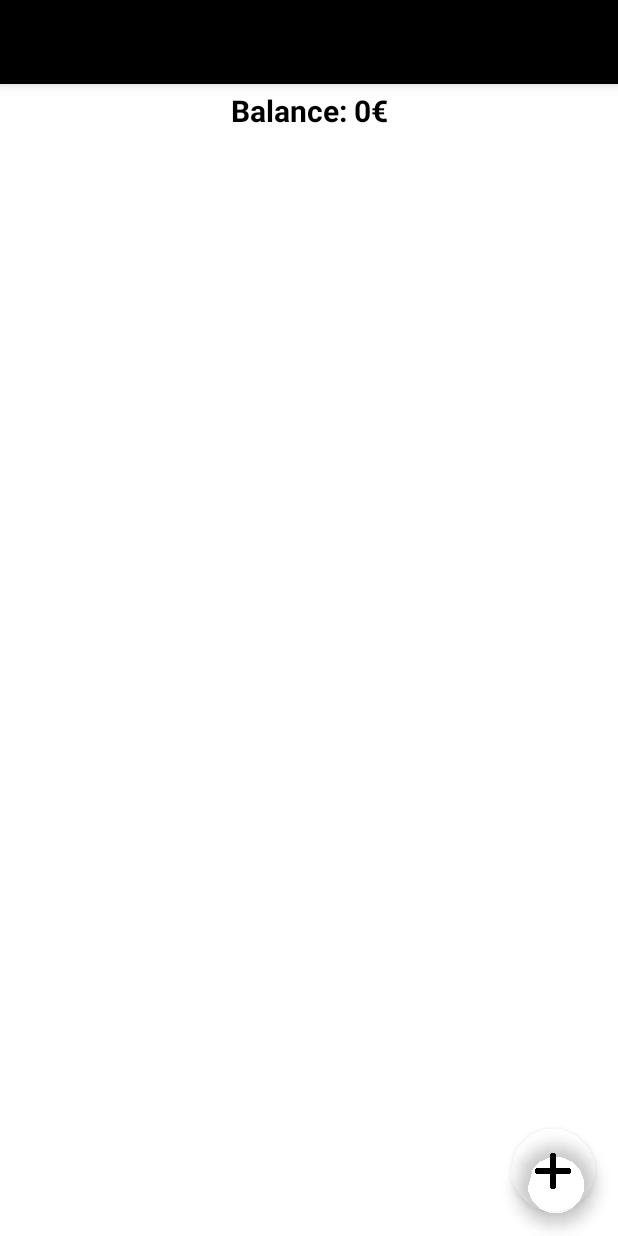
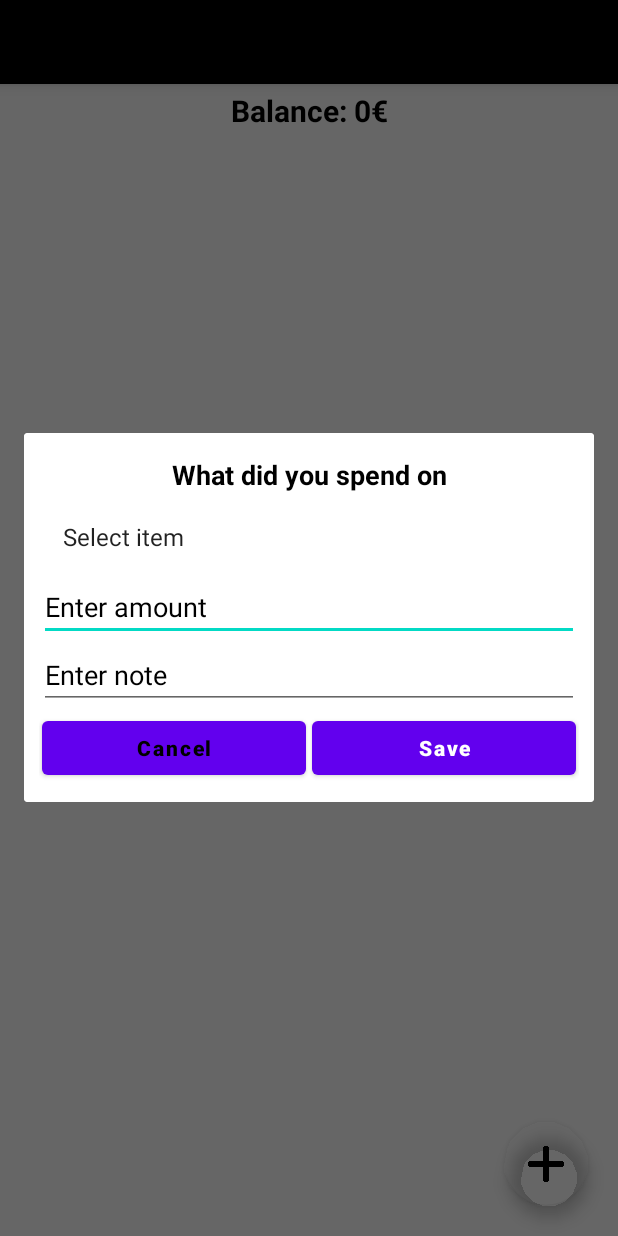
Before and after one commit to MarioArocaPaez/MoneyTracker, an Android app: the screen it shows after launch (MainActivity), after a tap on an icon or button, on a phone screen of 412 x 824 dp. Run offline under Robolectric (Android 15) with nearby library versions, the phone set to English and light mode, and no system bars; our stand-ins replace Firebase (no records; nobody signed in at launch, a user with empty details on screens opened directly); 1 statement that could not run was skipped.

Commit message:
Add: insert items to Firebase database

```diff
--- a/app/build.gradle
+++ b/app/build.gradle
@@ -42,4 +42,5 @@ dependencies {
     //Firebase dependencies
     implementation platform('com.google.firebase:firebase-bom:31.0.2')
     implementation 'com.google.firebase:firebase-analytics'
+    implementation 'com.google.firebase:firebase-auth'
 }
--- a/app/src/main/java/com/example/moneytrackerproject/MainActivity.java
+++ b/app/src/main/java/com/example/moneytrackerproject/MainActivity.java
@@ -1,14 +1,33 @@
 package com.example.moneytrackerproject;
 
+import androidx.annotation.NonNull;
 import androidx.appcompat.app.AppCompatActivity;
 import androidx.appcompat.widget.Toolbar;
 import androidx.recyclerview.widget.RecyclerView;
 
+import android.app.AlertDialog;
+import android.app.ProgressDialog;
 import android.os.Bundle;
+import android.view.LayoutInflater;
 import android.view.View;
+import android.widget.ArrayAdapter;
+import android.widget.Button;
+import android.widget.EditText;
+import android.widget.ProgressBar;
+import android.widget.Spinner;
 import android.widget.TextView;
+import android.widget.Toast;
 
+import com.google.android.gms.tasks.OnCompleteListener;
+import com.google.android.gms.tasks.Task;
 import com.google.android.material.floatingactionbutton.FloatingActionButton;
+import com.google.firebase.auth.FirebaseAuth;
+import com.google.firebase.database.DatabaseReference;
+import com.google.firebase.database.FirebaseDatabase;
+
+import java.text.DateFormat;
+import java.text.SimpleDateFormat;
+import java.util.Calendar;
 
 public class MainActivity extends AppCompatActivity {
 
@@ -16,6 +35,11 @@ public class MainActivity extends AppCompatActivity {
     private TextView quantityTextView;
     private RecyclerView recyclerView;
     private FloatingActionButton fab;
+
+    private FirebaseAuth mAuth;
+    private DatabaseReference ref;
+    private String onlineUserId = "";
+    //private ProgressBar loader;
 
     @Override
     protected void onCreate(Bundle savedInstanceState) {
@@ -30,12 +54,88 @@ public class MainActivity extends AppCompatActivity {
         recyclerView = findViewById(R.id.recyclerView);
         fab = findViewById(R.id.floatAcBut);
 
+        mAuth = FirebaseAuth.getInstance();
+        onlineUserId = mAuth.getCurrentUser().getUid();
+        ref = FirebaseDatabase.getInstance().getReference().child("expenses").child(onlineUserId);
+        //loader = new ProgressBar(this); //TODO: implement progress bar (https://stackoverflow.com/questions/45373007/progressdialog-is-deprecated-what-is-the-alternate-one-to-use)
+
         fab.setOnClickListener(new View.OnClickListener() {
             @Override
             public void onClick(View view) {
-
+                addItemSpentOn();
             }
         });
 
     }
+
+    // Method to display the input dialog for a new item
+    private void addItemSpentOn() {
+        AlertDialog.Builder myDialog = new AlertDialog.Builder(this);
+        LayoutInflater inflater = LayoutInflater.from(this);
+
+        View myView = inflater.inflate(R.layout.input_layout, null);
+        myDialog.setView(myView);
+
+        final AlertDialog dialog = myDialog.create();
+        dialog.setCancelable(false);
+
+        final Spinner itemsSpinner = myView.findViewById(R.id.spinner);
+        ArrayAdapter<String> itemsAdapter = new ArrayAdapter<>(this,
+                android.R.layout.simple_list_item_1, getResources().getStringArray(R.array.items));
+        itemsAdapter.setDropDownViewResource(android.R.layout.simple_spinner_dropdown_item);
+        itemsSpinner.setAdapter(itemsAdapter);
+
+        final EditText amount = myView.findViewById(R.id.amount);
+        final EditText notes = myView.findViewById(R.id.note);
+        final Button saveBtn = myView.findViewById(R.id.save);
+        final Button cancelBtn = myView.findViewById(R.id.cancel);
+
+        saveBtn.setOnClickListener(new View.OnClickListener() {
+            @Override
+            public void onClick(View view) {
+                String mAmount = amount.getText().toString();
+                String mNotes = notes.getText().toString();
+                String item = itemsSpinner.getSelectedItem().toString();
+
+                if (mAmount.isEmpty()){
+                    amount.setError("Amount required!");
+                    return;
+                }
+
+                if (item.equals("Select item")) {
+                    Toast.makeText(MainActivity.this, "Select a valid item", Toast.LENGTH_SHORT).show();
+                }
+
+                else {
+                    String id = ref.push().getKey();
+
+                    DateFormat dateFormat = new SimpleDateFormat("dd-MM-yyyy");
+                    Calendar cal = Calendar.getInstance();
+                    String date = dateFormat.format(cal.getTime());
+
+                    Data data = new Data(item, date, id, mNotes, Integer.parseInt(mAmount));
+                    ref.child(id).setValue(data).addOnCompleteListener(new OnCompleteListener<Void>() {
+                        @Override
+                        public void onComplete(@NonNull Task<Void> task) {
+                            if (task.isSuccessful()) {
+                                Toast.makeText(MainActivity.this, "Item added successfully", Toast.LENGTH_SHORT).show();
+                            }else{
+                                Toast.makeText(MainActivity.this, "Failed to add note", Toast.LENGTH_SHORT).show();
+                            }
+                        }
+                    });
+                }
+                dialog.dismiss();
+            }
+        });
+
+        cancelBtn.setOnClickListener(new View.OnClickListener() {
+            @Override
+            public void onClick(View view) {
+                dialog.dismiss();
+            }
+        });
+
+        dialog.show();
+    }
 }
--- a/app/src/main/res/layout/activity_main.xml
+++ b/app/src/main/res/layout/activity_main.xml
@@ -42,7 +42,7 @@
                 android:layout_width="wrap_content"
                 android:layout_height="wrap_content"
                 android:layout_gravity="bottom|end"
-                android:layout_margin="15dp"
+                android:layout_margin="20dp"
                 android:src="@drawable/plus"
                 app:backgroundTint="#0000"
                 app:fabSize="normal" />
--- a/app/src/main/res/layout/input_loyout.xml
+++ b/app/src/main/res/layout/input_layout.xml
@@ -6,7 +6,7 @@
     app:cardElevation="10dp"
     android:layout_margin="10dp"
     android:orientation="vertical"
-    android:layout_height="match_parent">
+    android:layout_height="wrap_content">
 
     <LinearLayout
         android:layout_width="match_parent"
@@ -66,22 +66,26 @@
         <LinearLayout
             android:layout_width="match_parent"
             android:layout_height="wrap_content"
-            android:orientation="horizontal">
+            android:orientation="horizontal"
+            android:baselineAligned="false">
 
             <RelativeLayout
                 android:layout_width="0dp"
                 android:layout_height="wrap_content"
                 android:layout_weight="1">
+
                 <Button
                     android:id="@+id/cancel"
                     android:layout_width="match_parent"
                     android:layout_height="wrap_content"
-                    android:text="cancel"
+                    android:layout_marginStart="2dp"
+                    android:layout_marginTop="2dp"
+                    android:layout_marginEnd="2dp"
+                    android:layout_marginBottom="2dp"
+                    android:text="Cancel"
                     android:textAllCaps="false"
                     android:textColor="#000"
-                    android:textStyle="bold"
-                    android:layout_margin="2dp"
-                    />
+                    android:textStyle="bold" />
             </RelativeLayout>
 
             <RelativeLayout
@@ -96,7 +100,6 @@
                     android:textAllCaps="false"
                     android:textColor="#fff"
                     android:textStyle="bold"
-                    android:background="#000"
                     android:layout_margin="2dp"
                     />
             </RelativeLayout>
--- a/app/src/main/res/values/strings.xml
+++ b/app/src/main/res/values/strings.xml
@@ -2,6 +2,7 @@
     <string name="app_name">MoneyTrackerProject</string>
 
     <string-array name="items">
+        <item>Select item</item>
         <item>Car</item>
         <item>House</item>
         <item>Food</item>
```
